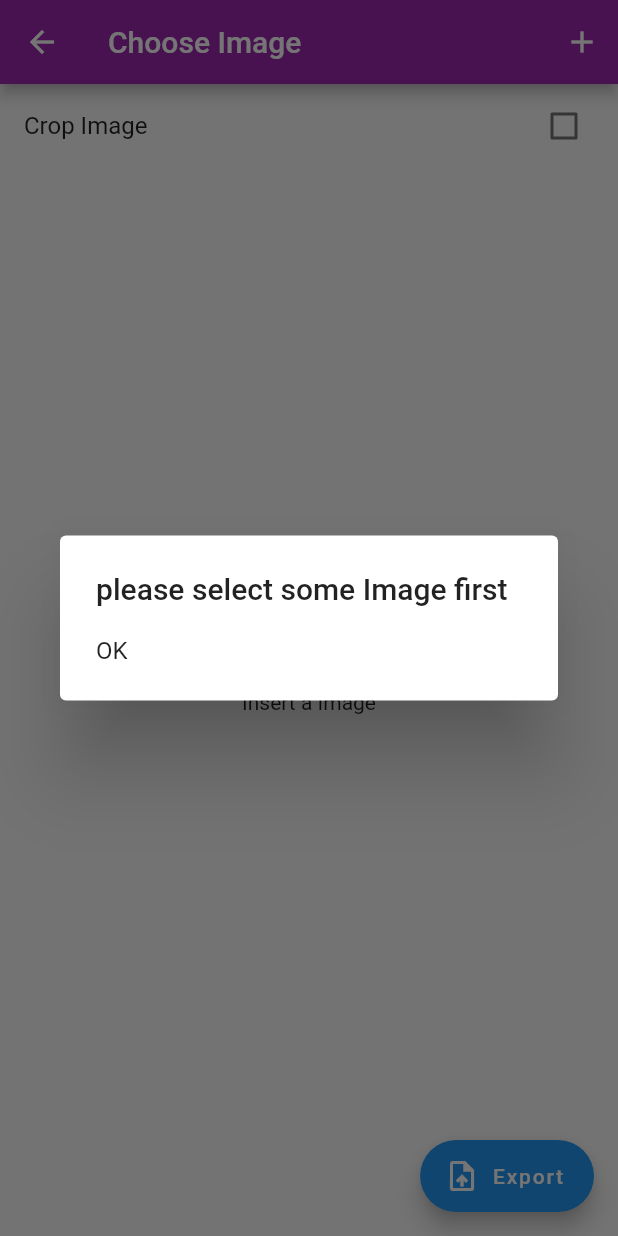
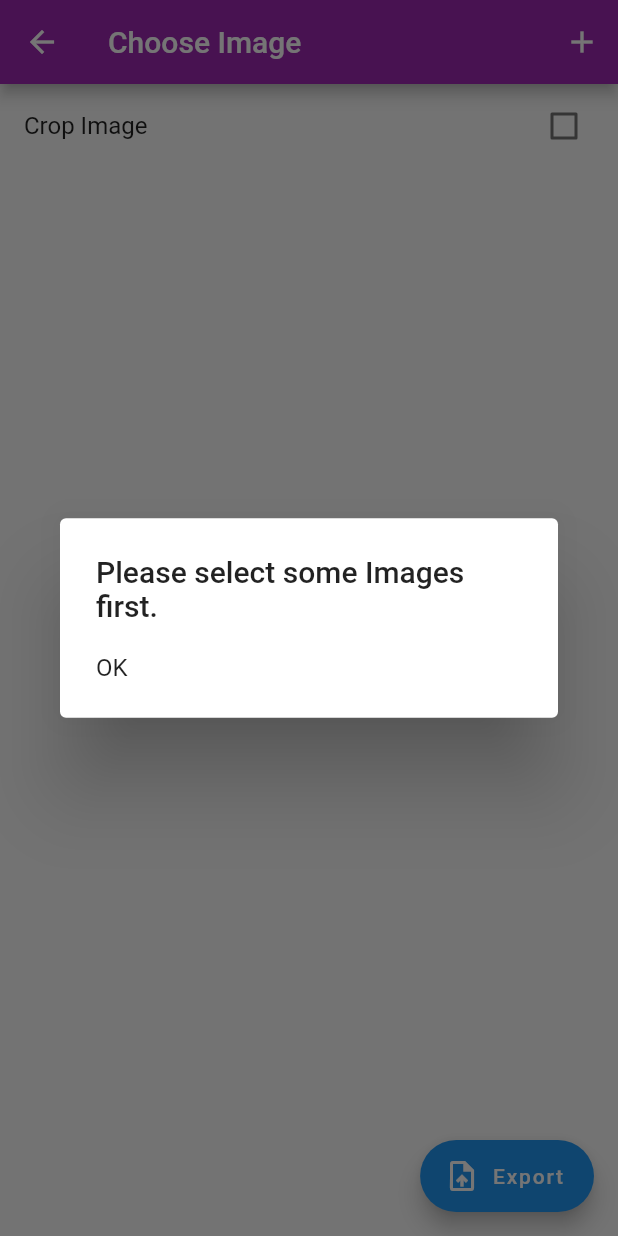
Before and after one commit to askbuddie/easy-scan, a Flutter app: the ImageToPdf screen opened directly, after a tap on "Export", on a phone screen of 412 x 824 dp. Run offline on Flutter 3.47's test engine with Material 2 defaults, Android fonts, the phone set to English and light mode, and no system bars; our stand-ins replace image_cropper, image_picker, pdf, permission_handler.

Commit message:
typo fixed

```diff
--- a/lib/screens/images_to_pdf.dart
+++ b/lib/screens/images_to_pdf.dart
@@ -40,7 +40,7 @@ class _ImageToPdfState extends State<ImageToPdf> {
                   context: context,
                   builder: (BuildContext context) {
                     return SimpleDialog(
-                      title: const Text("please select some Image first"),
+                      title: const Text("Please select some Images first."),
                       children: [
                         SimpleDialogOption(
                           onPressed: () {
```
